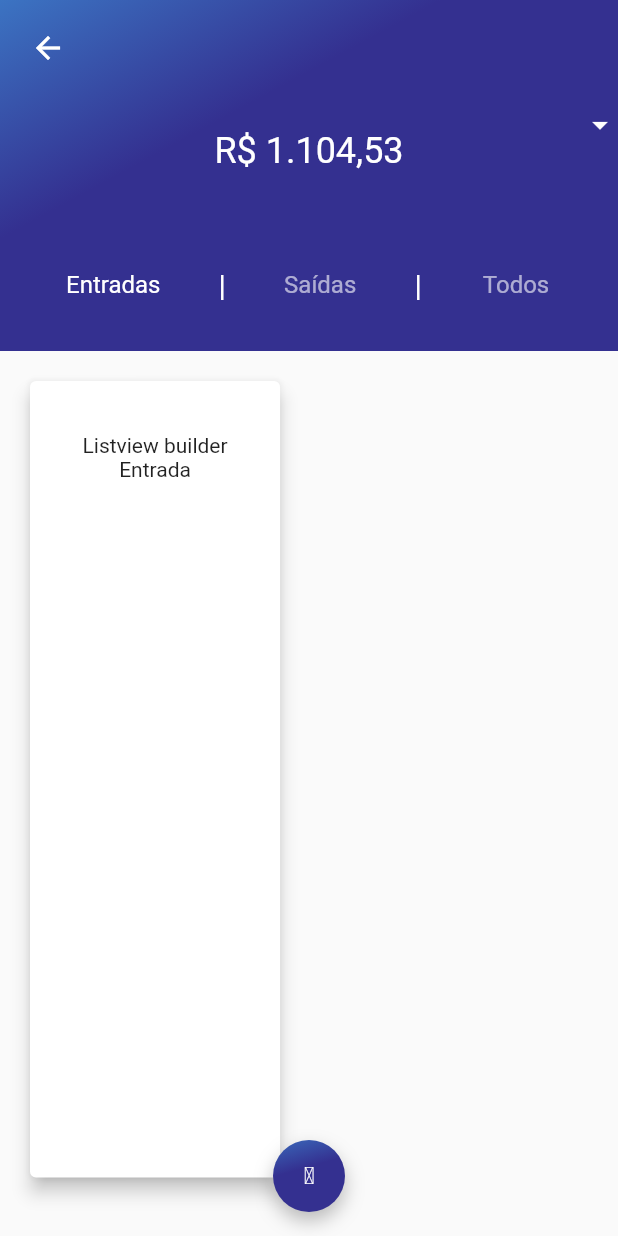
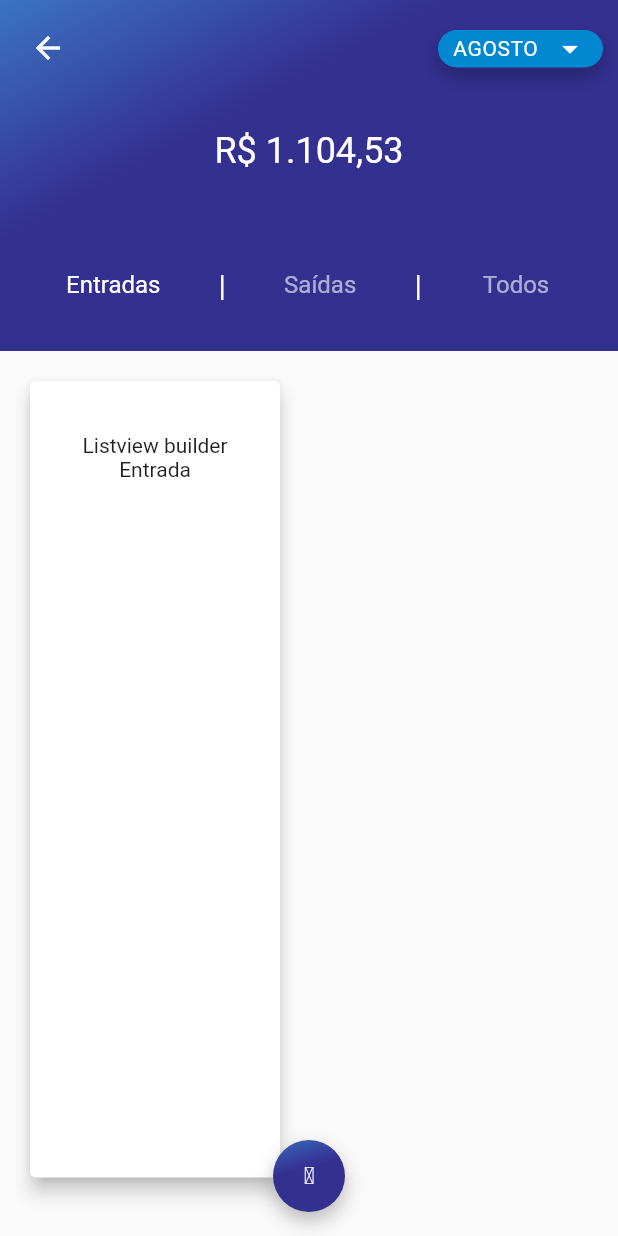
Before and after one commit to luna-vasconcelos/raroacademy-budget-techninjas, a Flutter app: the CashFlowPage screen opened by its route, on a phone screen of 412 x 824 dp. Run offline on Flutter 3.47's test engine with Material 2 defaults, Android fonts, the phone set to English and light mode, and no system bars; our stand-ins replace brasil_fields, cloud_firestore, firebase_auth, firebase_core, flutter_modular, mobx; missing offline and left inert: animated_card, flux_validator_dart; accounts and stored records are empty; generated files the repository leaves out were written again; project files that could hold a hidden picture were left out.

Commit message:
Dropdowns Widgets - HomePage and CashFlowPage

```diff
--- a/lib/src/modules/home/cash_flow/cash_flow_page.dart
+++ b/lib/src/modules/home/cash_flow/cash_flow_page.dart
@@ -5,6 +5,8 @@ import 'package:raroacademy_budget_techninjas/src/modules/home/cash_flow/cash_fl
 import 'package:raroacademy_budget_techninjas/src/modules/home/cash_flow/cash_flow_types/cash_flow_entries_page.dart';
 import 'package:raroacademy_budget_techninjas/src/modules/home/cash_flow/cash_flow_types/cash_flow_exits_page.dart';
 import 'package:raroacademy_budget_techninjas/src/shared/app_constants/app_colors.dart';
+import 'package:raroacademy_budget_techninjas/src/shared/app_widgets/dropdownbuttom_months_home_widget.dart';
+import 'package:raroacademy_budget_techninjas/src/shared/app_widgets/dropdownbutton_months_widget.dart';
 
 class CashFlowPage extends StatefulWidget {
   const CashFlowPage({Key? key}) : super(key: key);
@@ -50,7 +52,15 @@ class _CashFlowPageState
           icon: Icon(Icons.arrow_back),
         ),
         actions: [
-          Icon(Icons.arrow_drop_down),
+          Stack(
+            alignment: AlignmentDirectional.topEnd,
+            children: [
+              Padding(
+                padding: const EdgeInsets.only(top: 20, right: 10),
+                child: DropDownButtonMonthsWidget(),
+              ),
+            ],
+          ),
         ],
         bottom: PreferredSize(
           child: Padding(
--- /dev/null
+++ b/lib/src/shared/app_widgets/dropdownbutton_months_widget.dart
@@ -0,0 +1,68 @@
+import 'package:flutter/material.dart';
+import 'package:raroacademy_budget_techninjas/src/shared/app_constants/text_styles.dart';
+
+class DropDownButtonMonthsWidget extends StatefulWidget {
+  const DropDownButtonMonthsWidget({Key? key}) : super(key: key);
+
+  @override
+  _DropDownButtonMonthsWidgetState createState() =>
+      _DropDownButtonMonthsWidgetState();
+}
+
+class _DropDownButtonMonthsWidgetState
+    extends State<DropDownButtonMonthsWidget> {
+  final List<DropdownMenuItem<String>> _categories = <DropdownMenuItem<String>>[
+    DropdownMenuItem(
+      value: "Julho",
+      child: Text("JUNHO", style: TextStyles.buttomwhite),
+    ),
+    DropdownMenuItem(
+      value: "Agosto",
+      child: Text("AGOSTO", style: TextStyles.buttomwhite),
+    ),
+  ];
+  var _selectedCategory;
+  @override
+  Widget build(BuildContext context) {
+    return Container(
+      decoration: BoxDecoration(
+        boxShadow: [
+          BoxShadow(color: Colors.black26, offset: Offset(0, 6), blurRadius: 10)
+        ],
+        color: Colors.lightBlue.shade700,
+        // gradient: LinearGradient(
+        //   begin: Alignment(-1.0, -3.0),
+        //   end: Alignment(2.0, 4.0),
+        //   stops: [0.2, 0.4],
+        //   colors: [
+        //     Color(0xFF44C2FD),
+        //     Color(0xFF343090),
+        //   ],
+        // ),
+        //color: Colors.white,
+        borderRadius: BorderRadius.circular(24),
+      ),
+      width: 110,
+      height: 25,
+      child: DropdownButtonHideUnderline(
+          child: Padding(
+        padding: const EdgeInsets.only(left: 10, right: 10),
+        child: DropdownButton<String>(
+            items: _categories,
+            hint: Text(
+              'AGOSTO',
+              style: TextStyles.buttomwhite,
+            ),
+            value: _selectedCategory,
+            style: TextStyles.buttomwhite,
+            dropdownColor: Colors.lightBlue.shade700,
+            iconEnabledColor: Colors.white,
+            onChanged: (value) {
+              setState(() {
+                _selectedCategory = value;
+              });
+            }),
+      )),
+    );
+  }
+}
```
Also changed, not shown: lib/src/modules/home/home/homepage_cards/inputandautoputCard.dart (+2 -5 lines), lib/src/shared/app_widgets/dropdownbuttom_months_home_widget.dart (added, +61 -0 lines), lib/src/shared/app_widgets/transactionscard_widget.dart (+146 -146 lines).
